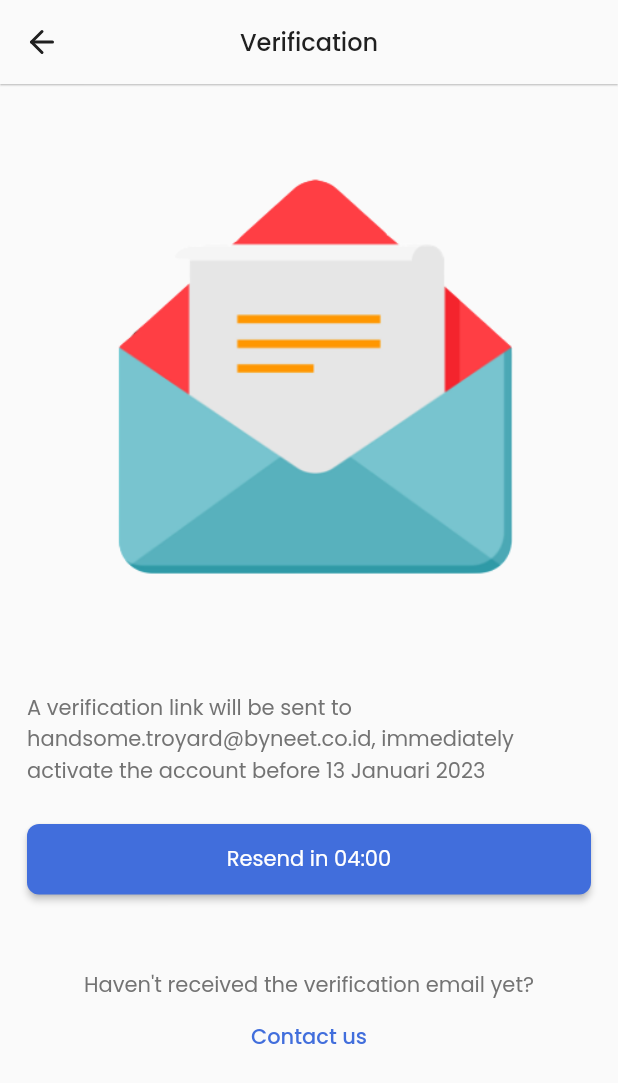
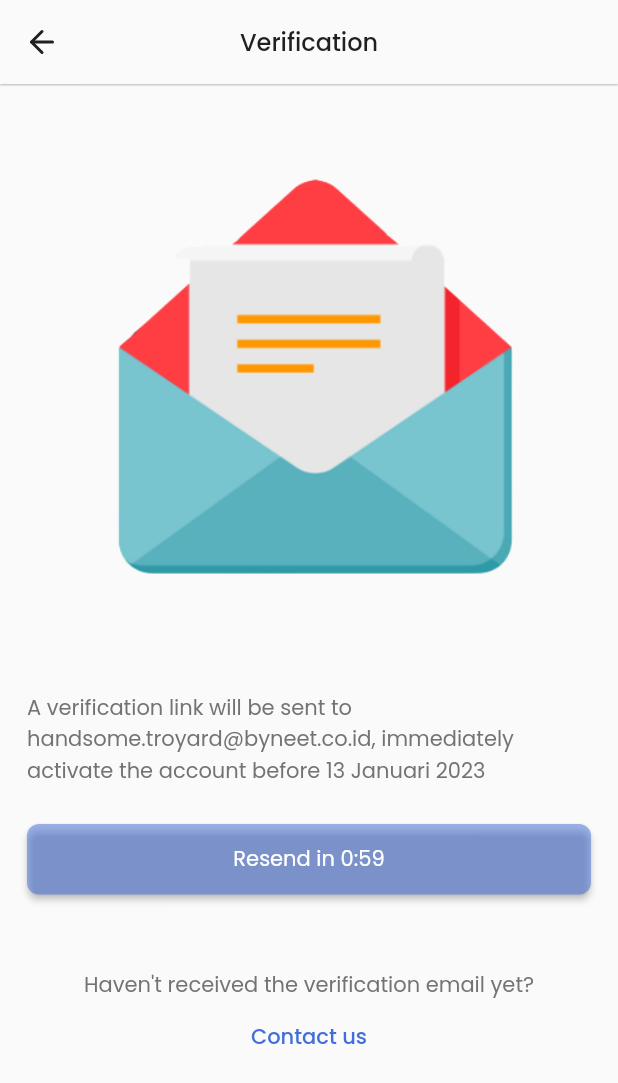
Before and after one commit to dickyrey/kumparan_clone, a Flutter app: the screen it shows after launch, on a phone screen of 412 x 824 dp. Shown: the top 1083 px of the screen. Run offline on Flutter 3.47's test engine with Material 2 defaults, Android fonts, the phone set to English and light mode, and no system bars; drawn by our look-alikes of timer_count_down; our stand-ins replace bloc, dartz, dots_indicator, equatable, flutter_bloc, flutter_feather_icons and 7 more; generated files the repository leaves out were written again.

Commit message:
Timer added

```diff
--- a/lib/injection.dart
+++ b/lib/injection.dart
@@ -11,6 +11,7 @@ import 'package:kumparan_clone/src/presentation/bloc/boarding/boarding_watcher_b
 import 'package:kumparan_clone/src/presentation/bloc/category/category_watcher_bloc.dart';
 import 'package:kumparan_clone/src/presentation/bloc/interest/interest_form_bloc.dart';
 import 'package:kumparan_clone/src/presentation/bloc/register/register_form_bloc.dart';
+import 'package:kumparan_clone/src/presentation/bloc/verification_email/verification_email_bloc.dart';
 
 final locator = GetIt.instance;
 
@@ -68,4 +69,9 @@ void init() {
   locator.registerLazySingleton(
     () => registerFormBloc,
   );
+
+  final verificationEmailBloc = VerificationEmailBloc();
+  locator.registerLazySingleton(
+    () => verificationEmailBloc,
+  );
 }
--- a/lib/l10n/app_en.arb
+++ b/lib/l10n/app_en.arb
@@ -31,6 +31,7 @@
   "register": "Register",
   "register_first_so_you_can_comment_create_content_subscribe_to_kumparanplus_and_set_notifications_for_your_favorite_content_come_on": "Register first so you can comment, create content, subscribe to KumparanPLUS and set notifications for your favorite content. Come on!",
   "resend_in": "Resend in",
+  "resend_the_verification_link": "Resend the verification link",
   "skip": "Skip",
   "terms_and_privacy_policy": "Terms and Privacy Policy",
   "verification": "Verification",
--- a/lib/main.dart
+++ b/lib/main.dart
@@ -9,6 +9,7 @@ import 'package:kumparan_clone/src/presentation/bloc/boarding/boarding_watcher_b
 import 'package:kumparan_clone/src/presentation/bloc/category/category_watcher_bloc.dart';
 import 'package:kumparan_clone/src/presentation/bloc/interest/interest_form_bloc.dart';
 import 'package:kumparan_clone/src/presentation/bloc/register/register_form_bloc.dart';
+import 'package:kumparan_clone/src/presentation/bloc/verification_email/verification_email_bloc.dart';
 import 'package:kumparan_clone/src/utilities/route_generator.dart';
 import 'injection.dart' as di;
 
@@ -28,6 +29,7 @@ class MyApp extends StatelessWidget {
         BlocProvider(create: (context) => di.locator<CategoryWatcherBloc>()),
         BlocProvider(create: (context) => di.locator<InterestFormBloc>()),
         BlocProvider(create: (context) => di.locator<RegisterFormBloc>()),
+        BlocProvider(create: (context) => di.locator<VerificationEmailBloc>()),
       ],
       child: MaterialApp(
         title: 'Kumparan',
--- /dev/null
+++ b/lib/src/presentation/bloc/verification_email/verification_email_event.dart
@@ -0,0 +1,7 @@
+part of 'verification_email_bloc.dart';
+
+@freezed
+class VerificationEmailEvent with _$VerificationEmailEvent {
+  const factory VerificationEmailEvent.onFinished() = _OnFinished;
+  const factory VerificationEmailEvent.startTimeOut(CountdownController controller) = _StartTimeOut;
+}
--- /dev/null
+++ b/lib/src/presentation/bloc/verification_email/verification_email_state.dart
@@ -0,0 +1,12 @@
+part of 'verification_email_bloc.dart';
+
+@freezed
+class VerificationEmailState with _$VerificationEmailState {
+  const factory VerificationEmailState({
+    required bool isTimeoutDone,
+  }) = _VerificationEmailState;
+
+  factory VerificationEmailState.initial() => const _VerificationEmailState(
+    isTimeoutDone: false,
+  );
+}
--- a/lib/src/presentation/pages/email_verification_page.dart
+++ b/lib/src/presentation/pages/email_verification_page.dart
@@ -1,14 +1,21 @@
 import 'package:flutter/material.dart';
+import 'package:flutter_bloc/flutter_bloc.dart';
 import 'package:flutter_feather_icons/flutter_feather_icons.dart';
 import 'package:flutter_gen/gen_l10n/app_localizations.dart';
 import 'package:kumparan_clone/src/common/const.dart';
+import 'package:kumparan_clone/src/presentation/bloc/verification_email/verification_email_bloc.dart';
 import 'package:kumparan_clone/src/presentation/widgets/elevated_button_widget.dart';
+import 'package:timer_count_down/timer_controller.dart';
+import 'package:timer_count_down/timer_count_down.dart';
 
 class EmailVerificationPage extends StatelessWidget {
   const EmailVerificationPage({super.key});
 
   @override
   Widget build(BuildContext context) {
+    final controllerCountdown = CountdownController(autoStart: true);
+    const countdownTime = 59;
+
     var mockEmail = 'handsome.troyard@byneet.co.id';
     var mockDate = '13 Januari 2023';
 
@@ -28,12 +35,50 @@ class EmailVerificationPage extends StatelessWidget {
               style: theme.textTheme.subtitle1,
             ),
             const SizedBox(height: SPACE25),
-            ElevatedButtonWidget(
-              onTap: () {
-                //TODO(dickyrey): Resend Email Verification Link
+            BlocBuilder<VerificationEmailBloc, VerificationEmailState>(
+              builder: (context, state) {
+                return ElevatedButtonWidget(
+                  onTap: () {
+                    if (state.isTimeoutDone == true) {
+                      context.read<VerificationEmailBloc>().add(
+                            VerificationEmailEvent.startTimeOut(
+                              controllerCountdown,
+                            ),
+                          );
+                    } else {}
+                  },
+                  color: (state.isTimeoutDone == false)
+                      ? theme.primaryColor.withOpacity(.5)
+                      : theme.primaryColor,
+                  child: Row(
+                    mainAxisSize: MainAxisSize.min,
+                    mainAxisAlignment: MainAxisAlignment.center,
+                    children: [
+                      Text(
+                        (state.isTimeoutDone)
+                            ? lang.resend_the_verification_link
+                            : '${lang.resend_in} ',
+                        style: theme.textTheme.button,
+                      ),
+                      Countdown(
+                        seconds: countdownTime,
+                        controller: controllerCountdown,
+                        build: (_, timer) {
+                          return Text(
+                            (state.isTimeoutDone == true)
+                                ? ''
+                                : '0:${timer.toInt().toString()}',
+                            style: theme.textTheme.button,
+                          );
+                        },
+                        onFinished: () => context
+                            .read<VerificationEmailBloc>()
+                            .add(const VerificationEmailEvent.onFinished()),
+                      )
+                    ],
+                  ),
+                );
               },
-              // TODO(dickyrey): create a expired timer
-              label: '${lang.resend_in} 04:00',
             ),
             const SizedBox(height: SPACE50),
             Text(
--- a/pubspec.yaml
+++ b/pubspec.yaml
@@ -29,6 +29,7 @@ dependencies:
   google_fonts: ^3.0.1
   http: ^0.13.5
   shared_preferences: ^2.0.15
+  timer_count_down: ^2.2.1
   very_good_analysis: ^3.1.0
 
 dev_dependencies:
```
Also changed, not shown: lib/src/presentation/bloc/verification_email/verification_email_bloc.dart (added, +32 -0 lines), lib/src/presentation/bloc/verification_email/verification_email_bloc.freezed.dart (added), pubspec.lock.
